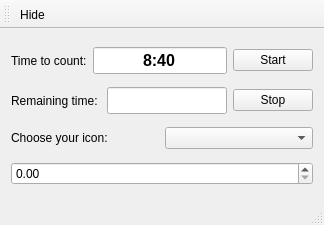
Old version of the form SysTrayTimer/mainwindow.ui in the repository Edewin/WorkTimer.
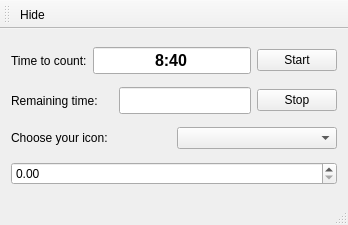
New version of the form. Icons and pictures are not drawn.

Diff of the .ui file:
```diff
--- a/SysTrayTimer/mainwindow.ui
+++ b/SysTrayTimer/mainwindow.ui
@@ -9,7 +9,7 @@
    <rect>
     <x>0</x>
     <y>0</y>
-    <width>324</width>
+    <width>348</width>
     <height>225</height>
    </rect>
   </property>
@@ -77,6 +77,19 @@
           </property>
          </widget>
         </item>
+        <item>
+         <spacer name="horizontalSpacer">
+          <property name="orientation">
+           <enum>Qt::Horizontal</enum>
+          </property>
+          <property name="sizeHint" stdset="0">
+           <size>
+            <width>40</width>
+            <height>20</height>
+           </size>
+          </property>
+         </spacer>
+        </item>
         <item>
          <widget class="QLineEdit" name="lineEdit_remainingTime">
           <property name="font">
```
Left out of the diff: 2 changed lines with no effect on the pictures.
